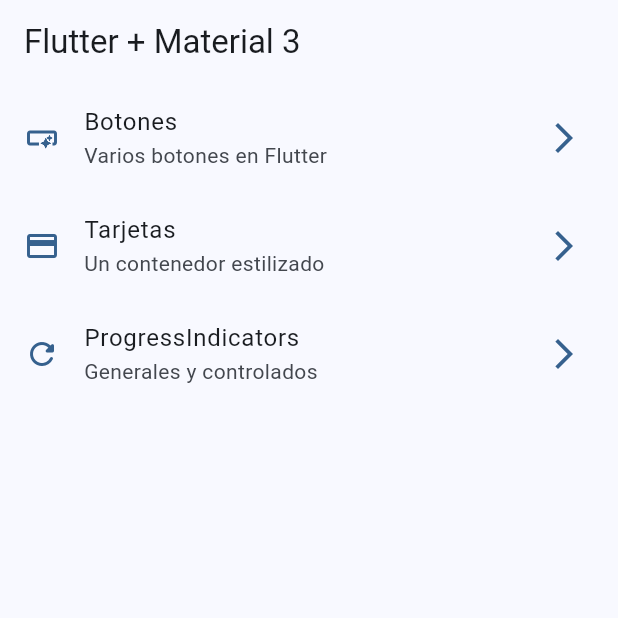
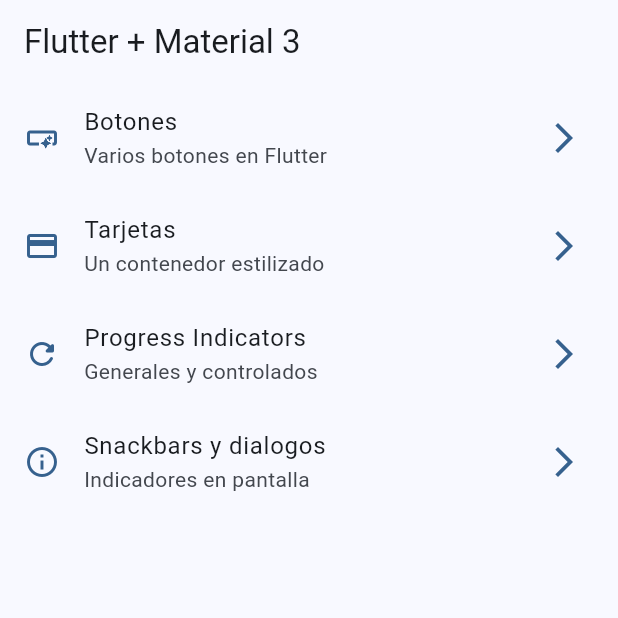
Before and after one commit to SebasVillaLo/My-proyects, a Flutter app: the screen it shows after launch, on a phone screen of 412 x 824 dp, the top half of it. Run offline on Flutter 3.47's test engine with Material 2 defaults, Android fonts, the phone set to English and light mode, and no system bars; our stand-ins replace animate_do, dio, go_router, video_player.

Commit message:
Snackbars dialogs finish

```diff
--- a/widgets_app/lib/config/menu/menu_items.dart
+++ b/widgets_app/lib/config/menu/menu_items.dart
@@ -28,9 +28,15 @@ const List<MenuItems> appMenuItems = [
     icon: Icons.credit_card,
   ),
   MenuItems(
-    title: 'ProgressIndicators',
+    title: 'Progress Indicators',
     subTitle: 'Generales y controlados',
     link: '/progress',
     icon: Icons.refresh_rounded,
   ),
+  MenuItems(
+    title: 'Snackbars y dialogos',
+    subTitle: 'Indicadores en pantalla',
+    link: '/snackbars',
+    icon: Icons.info_outline,
+  ),
 ];
--- a/widgets_app/lib/config/router/app_router.dart
+++ b/widgets_app/lib/config/router/app_router.dart
@@ -26,5 +26,10 @@ final appRouter = GoRouter(
       name: ProgressScreen.name,
       builder: (context, state) => const ProgressScreen(),
     ),
+    GoRoute(
+      path: '/snackbars',
+      name: SnackBarScreen.name,
+      builder: (context, state) => const SnackBarScreen(),
+    ),
   ],
 );
--- a/widgets_app/lib/main.dart
+++ b/widgets_app/lib/main.dart
@@ -12,6 +12,7 @@ class MainApp extends StatelessWidget {
   @override
   Widget build(BuildContext context) {
     return MaterialApp.router(
+      title: 'Flutter Widgets',
       routerConfig: appRouter,
       debugShowCheckedModeBanner: false,
       theme: AppTheme(selectedColor: 0).getTheme(),
```
Also changed, not shown: widgets_app/lib/presentation/screens/snackbar/snackbar_screen.dart (+59 -1 lines).
